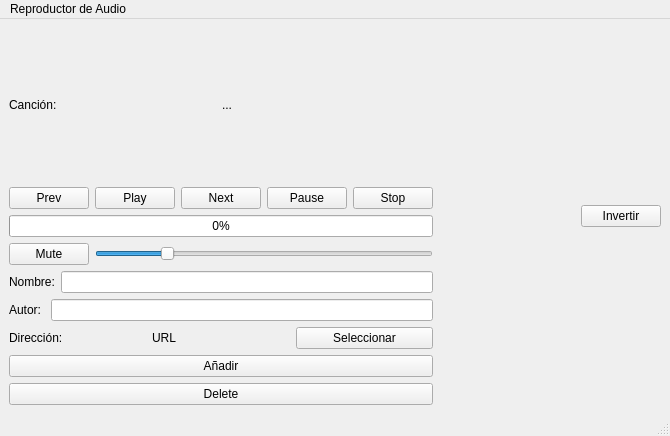
The window that player.ui (Chemin7/Audio-Player) describes before a commit, drawn with Qt 5.
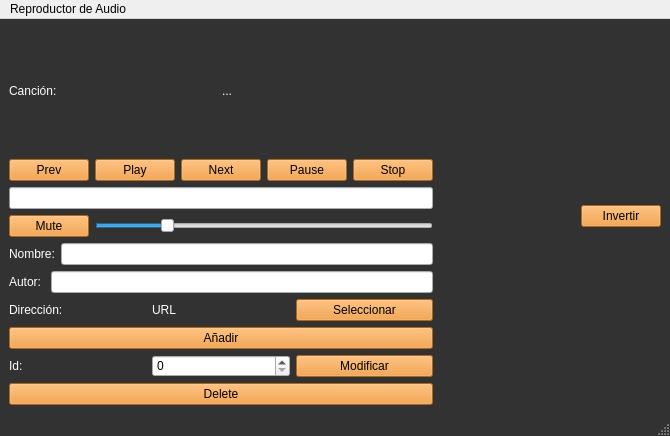
The same window after the commit.

Commit message: start modify func

Diff of the .ui file:
```diff
--- a/player.ui
+++ b/player.ui
@@ -20,7 +20,29 @@
    <string>player</string>
   </property>
   <property name="styleSheet">
-   <string notr="true"/>
+   <string notr="true">*{
+font: 11pt &quot;Arial&quot;;
+}
+QPushButton{
+	
+	color:black;
+	background-color:#ef9126;
+}
+
+QMainWindow{
+background-color :#323232;
+}
+
+QLabel{
+	color:white;
+}
+
+QTableWidget{
+
+	background-color: rgb(134, 134, 134);
+	alternate-background-color: rgb(126, 126, 126);
+selection-background-color:#rgb(216, 216, 216);
+}</string>
   </property>
   <widget class="QWidget" name="centralwidget">
    <property name="minimumSize">
@@ -29,7 +51,7 @@
      <height>0</height>
     </size>
    </property>
-   <layout class="QHBoxLayout" name="horizontalLayout_4">
+   <layout class="QHBoxLayout" name="horizontalLayout_5">
     <item>
      <layout class="QHBoxLayout" name="horizontalLayout_8" stretch="2,4">
       <item>
@@ -101,6 +123,11 @@
           </item>
           <item>
            <widget class="QProgressBar" name="prgBar">
+            <property name="styleSheet">
+             <string notr="true">QProgressBar{
+	color:white;
+}</string>
+            </property>
             <property name="value">
              <number>0</number>
             </property>
@@ -194,6 +221,27 @@
             </property>
            </widget>
           </item>
+          <item>
+           <layout class="QHBoxLayout" name="horizontalLayout_4">
+            <item>
+             <widget class="QLabel" name="lblModify">
+              <property name="text">
+               <string>Id:</string>
+              </property>
+             </widget>
+            </item>
+            <item>
+             <widget class="QSpinBox" name="spbxModify"/>
+            </item>
+            <item>
+             <widget class="QPushButton" name="btnModify">
+              <property name="text">
+               <string>Modificar</string>
+              </property>
+             </widget>
+            </item>
+           </layout>
+          </item>
           <item>
            <widget class="QPushButton" name="btnDelete">
             <property name="text">
```
Left out of the diff: 2 changed lines with no effect on the pictures. The commit also changes 4 other files.
